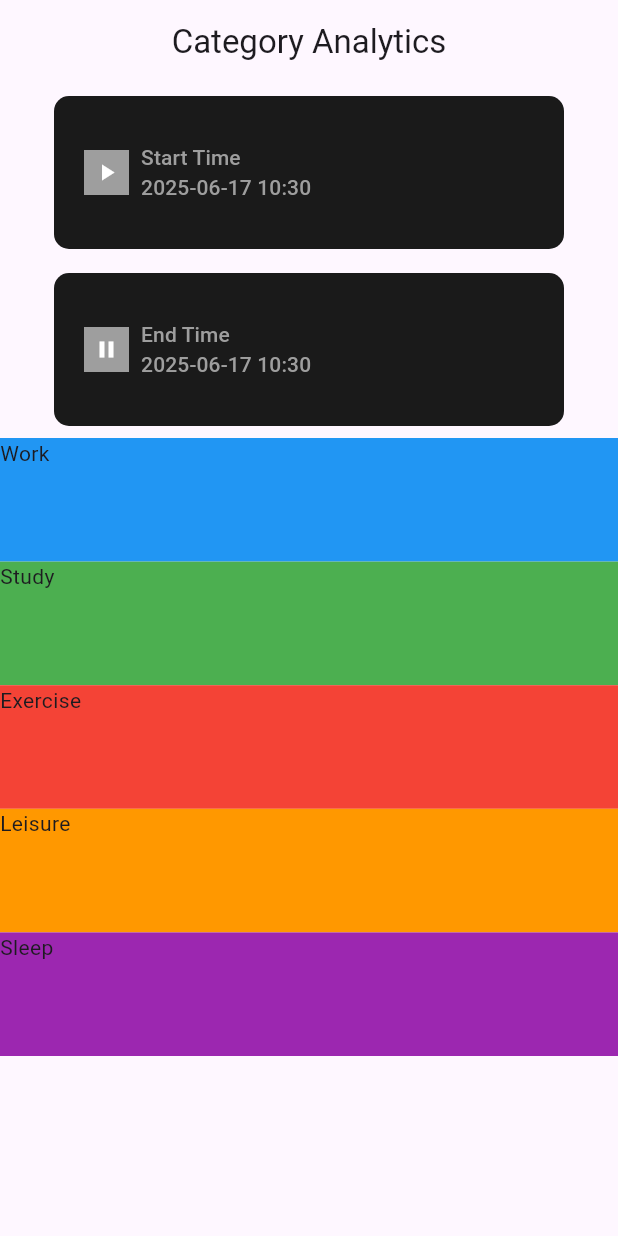
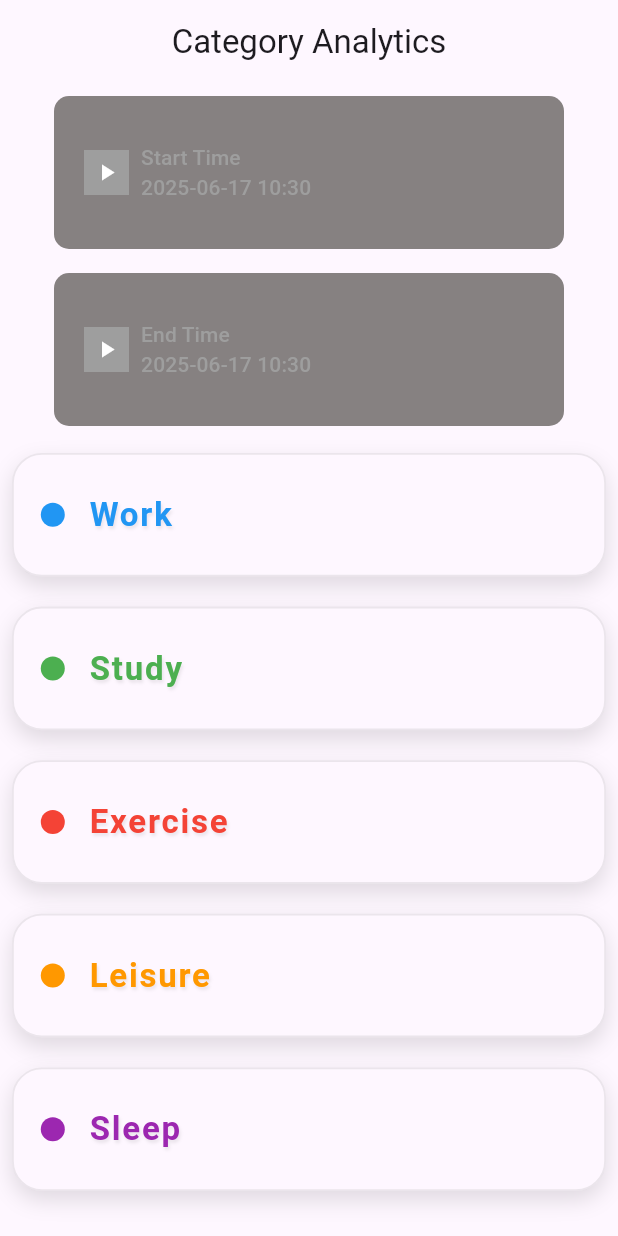
Before and after one commit to weird-akshat/hacksomethorns-frontend, a Flutter app: the screen it shows after launch, in the side drawer, after a tap on "Category Wise Analytics", on a phone screen of 412 x 824 dp. Run offline on Flutter 3.47's test engine with Material 3 defaults, Android fonts, the phone set to English and light mode, and no system bars; our stand-ins replace syncfusion_flutter_charts.

Commit message:
added sidebar and fixed ui

```diff
--- a/frontend/lib/main.dart
+++ b/frontend/lib/main.dart
@@ -1,7 +1,7 @@
 import 'package:flutter/material.dart';
 import 'package:flutter/services.dart';
 import 'package:frontend/time_tracking/home.dart';
-import 'package:frontend/time_tracking/time_tracking_analysis/widgets/category_detailed_analytics.dart';
+import 'package:frontend/time_tracking/time_tracking_analysis/pages/category_detailed_analytics.dart';
 import 'package:frontend/time_tracking/time_tracking_logging/pages/time_tracking_page.dart';
 import 'package:frontend/time_tracking/time_tracking_analysis/pages/category_analytics.dart';
 
--- a/frontend/lib/time_tracking/home.dart
+++ b/frontend/lib/time_tracking/home.dart
@@ -13,7 +13,6 @@ class _HomeState extends State<Home> {
   Widget currentWidgetPage = TimeTrackingPage();
   @override
   void initState() {
-    // TODO: implement initState
     super.initState();
     // Widget currentWidgetPage= TimeTrackingPage() ;
 
@@ -26,10 +25,13 @@ class _HomeState extends State<Home> {
       drawer: Drawer(
         child: ListView(
           children: [
-            DrawerHeader(
-              padding: EdgeInsets.all(0),
-              child: Icon(Icons.menu),
+            Padding(
+              padding: const EdgeInsets.all(8.0),
+              child: Container(
+                child: Text('Menu'),
+              ),
             ),
+            Divider(),
             ListTile(
               title: Text('Time Tracking Page'),
               onTap: () {
--- a/frontend/lib/time_tracking/time_tracking_analysis/pages/category_analytics.dart
+++ b/frontend/lib/time_tracking/time_tracking_analysis/pages/category_analytics.dart
@@ -3,6 +3,7 @@ import 'package:flutter/material.dart';
 import 'package:frontend/time_tracking/Methods/pick_date_time.dart';
 import 'package:frontend/time_tracking/entities/category.dart';
 import 'package:frontend/time_tracking/time_tracking_analysis/widgets/category_widget.dart';
+import 'package:frontend/time_tracking/time_tracking_analysis/widgets/date_time_picker_button.dart';
 
 class CategoryAnalytics extends StatefulWidget {
   const CategoryAnalytics({super.key});
@@ -40,110 +41,13 @@ class _CategoryAnalyticsState extends State<CategoryAnalytics> {
         child: Column(
           children: [
             Padding(
-              padding: const EdgeInsets.all(8.0),
-              child: TextButton(
-                style: ButtonStyle(
-                    iconColor: WidgetStatePropertyAll(Colors.white),
-                    shape: WidgetStatePropertyAll(RoundedRectangleBorder(
-                        borderRadius: BorderRadius.circular(10))),
-                    backgroundColor: WidgetStatePropertyAll(
-                      const Color(0xff1a1a1a),
-                    )),
-                child: Padding(
-                  padding: const EdgeInsets.all(8.0),
-                  child: SizedBox(
-                    width: 300,
-                    height: 70,
-                    child: Row(
-                      crossAxisAlignment: CrossAxisAlignment.center,
-                      children: [
-                        Container(
-                            height: 30,
-                            width: 30,
-                            color: Colors.grey,
-                            child: Icon(Icons.play_arrow)),
-                        Padding(
-                          padding: const EdgeInsets.fromLTRB(8.0, 0, 0, 0),
-                          child: Column(
-                            crossAxisAlignment: CrossAxisAlignment.start,
-                            mainAxisAlignment: MainAxisAlignment.center,
-                            children: [
-                              Text(
-                                'Start Time',
-                                style: TextStyle(color: Colors.grey),
-                              ),
-                              Text(
-                                newStartTime.toString().substring(0, 16),
-                                style: TextStyle(color: Colors.grey),
-                              )
-                            ],
-                          ),
-                        ),
-                      ],
-                    ),
-                  ),
-                ),
-                onPressed: () async {
-                  newStartTime = await pickDateTime(DateTime.now(), context);
-                  print(newStartTime);
-                  setState(() {});
-
-                  // print(widget.timeEntry.startTime);
-                },
-              ),
-            ),
+                padding: const EdgeInsets.all(8.0),
+                child: DateTimePickerButton(
+                  text: "Start Time",
+                )),
             Padding(
-              padding: const EdgeInsets.all(8.0),
-              child: TextButton(
-                style: ButtonStyle(
-                    iconColor: WidgetStatePropertyAll(Colors.white),
-                    shape: WidgetStatePropertyAll(RoundedRectangleBorder(
-                        borderRadius: BorderRadius.circular(10))),
-                    backgroundColor: WidgetStatePropertyAll(
-                      const Color(0xff1a1a1a),
-                    )),
-                child: Padding(
-                  padding: const EdgeInsets.all(8.0),
-                  child: SizedBox(
-                    width: 300,
-                    height: 70,
-                    child: Row(
-                      crossAxisAlignment: CrossAxisAlignment.center,
-                      children: [
-                        Container(
-                            height: 30,
-                            width: 30,
-                            color: Colors.grey,
-                            child: Icon(Icons.pause)),
-                        Padding(
-                          padding: const EdgeInsets.fromLTRB(8.0, 0, 0, 0),
-                          child: Column(
-                            crossAxisAlignment: CrossAxisAlignment.start,
-                            mainAxisAlignment: MainAxisAlignment.center,
-                            children: [
-                              Text(
-                                'End Time',
-                                style: TextStyle(color: Colors.grey),
-                              ),
-                              Text(
-                                newEndTime.toString().substring(0, 16),
-                                style: TextStyle(color: Colors.grey),
-                              )
-                            ],
-                          ),
-                        ),
-                      ],
-                    ),
-                  ),
-                ),
-                onPressed: () async {
-                  newEndTime = await pickDateTime(DateTime.now(), context);
-                  setState(() {});
-
-                  // print(widget.timeEntry.endTime);
-                },
-              ),
-            ),
+                padding: const EdgeInsets.all(8.0),
+                child: DateTimePickerButton(text: "End Time")),
             Expanded(
                 child: ListView.builder(
                     itemCount: list.length,
--- a/frontend/lib/time_tracking/time_tracking_analysis/widgets/category_detailed_analytics.dart
+++ b/frontend/lib/time_tracking/time_tracking_analysis/pages/category_detailed_analytics.dart
@@ -86,6 +86,10 @@ class _CategoryDetailedAnalyticsState extends State<CategoryDetailedAnalytics> {
       ChartData('Others', 52)
     ];
     return Scaffold(
+      appBar: AppBar(
+        title: Text("Detailed Category Report"),
+        centerTitle: true,
+      ),
       body: SafeArea(
         child: Center(
           child: SingleChildScrollView(
--- a/frontend/lib/time_tracking/time_tracking_analysis/widgets/category_widget.dart
+++ b/frontend/lib/time_tracking/time_tracking_analysis/widgets/category_widget.dart
@@ -1,23 +1,75 @@
 import 'package:flutter/material.dart';
 import 'package:frontend/time_tracking/entities/category.dart';
+import 'package:frontend/time_tracking/time_tracking_analysis/pages/category_detailed_analytics.dart';
 
 class CategoryWidget extends StatelessWidget {
   final Category category;
   const CategoryWidget({
     required this.category,
     super.key,
-    // required this.list,
   });
-
-  // final List<Category> list;
 
   @override
   Widget build(BuildContext context) {
-    return Container(
-      color: category.color,
-      height: MediaQuery.of(context).size.height * .10,
-      width: MediaQuery.of(context).size.width * .9,
-      child: Text(category.name),
+    return GestureDetector(
+      onTap: () {
+        Navigator.of(context).push(MaterialPageRoute(
+            builder: (context) => CategoryDetailedAnalytics()));
+      },
+      child: Container(
+        margin: const EdgeInsets.symmetric(vertical: 10, horizontal: 8),
+        padding: const EdgeInsets.all(18),
+        decoration: BoxDecoration(
+          color: Theme.of(context).cardColor,
+          borderRadius: BorderRadius.circular(20),
+          boxShadow: [
+            BoxShadow(
+              color: Colors.black12,
+              blurRadius: 12,
+              offset: const Offset(0, 6),
+            ),
+          ],
+          border: Border.all(
+            color: Colors.grey.withOpacity(0.2),
+            width: 1.2,
+          ),
+        ),
+        height: MediaQuery.of(context).size.height * .10,
+        width: MediaQuery.of(context).size.width * .9,
+        alignment: Alignment.centerLeft,
+        child: Row(
+          crossAxisAlignment: CrossAxisAlignment.center,
+          children: [
+            // Colored dot
+            Container(
+              width: 16,
+              height: 16,
+              margin: const EdgeInsets.only(right: 16),
+              decoration: BoxDecoration(
+                color: category.color,
+                shape: BoxShape.circle,
+              ),
+            ),
+            // Category name (colored text)
+            Text(
+              category.name,
+              style: TextStyle(
+                fontSize: 22,
+                fontWeight: FontWeight.bold,
+                color: category.color, // Use category color for text
+                letterSpacing: 1.2,
+                shadows: [
+                  Shadow(
+                    color: Colors.black.withOpacity(0.08),
+                    offset: const Offset(1, 2),
+                    blurRadius: 2,
+                  ),
+                ],
+              ),
+            ),
+          ],
+        ),
+      ),
     );
   }
 }
--- /dev/null
+++ b/frontend/lib/time_tracking/time_tracking_analysis/widgets/date_time_picker_button.dart
@@ -0,0 +1,77 @@
+import 'package:flutter/material.dart';
+import 'package:frontend/time_tracking/Methods/pick_date_time.dart';
+
+class DateTimePickerButton extends StatefulWidget {
+  const DateTimePickerButton({super.key, required this.text});
+
+  final String text;
+
+  @override
+  State<DateTimePickerButton> createState() => _DateTimePickerButtonState();
+}
+
+class _DateTimePickerButtonState extends State<DateTimePickerButton> {
+  // get newStartTime => null;
+
+  late DateTime time;
+  // late DateTime endTime;
+  @override
+  void initState() {
+    super.initState();
+    time = DateTime.now();
+  }
+
+  @override
+  Widget build(BuildContext context) {
+    return TextButton(
+      style: ButtonStyle(
+          iconColor: WidgetStatePropertyAll(Colors.white),
+          shape: WidgetStatePropertyAll(
+              RoundedRectangleBorder(borderRadius: BorderRadius.circular(10))),
+          backgroundColor: WidgetStatePropertyAll(
+            const Color.fromARGB(255, 134, 129, 129),
+          )),
+      child: Padding(
+        padding: const EdgeInsets.all(8.0),
+        child: SizedBox(
+          width: 300,
+          height: 70,
+          child: Row(
+            crossAxisAlignment: CrossAxisAlignment.center,
+            children: [
+              Container(
+                  height: 30,
+                  width: 30,
+                  color: Colors.grey,
+                  child: Icon(Icons.play_arrow)),
+              Padding(
+                padding: const EdgeInsets.fromLTRB(8.0, 0, 0, 0),
+                child: Column(
+                  crossAxisAlignment: CrossAxisAlignment.start,
+                  mainAxisAlignment: MainAxisAlignment.center,
+                  children: [
+                    Text(
+                      widget.text,
+                      style: TextStyle(color: Colors.grey),
+                    ),
+                    Text(
+                      time.toString().substring(0, 16),
+                      style: TextStyle(color: Colors.grey),
+                    )
+                  ],
+                ),
+              ),
+            ],
+          ),
+        ),
+      ),
+      onPressed: () async {
+        time = await pickDateTime(DateTime.now(), context);
+        // print(time);
+        setState(() {});
+
+        // print(widget.timeEntry.startTime);
+      },
+    );
+  }
+}
```
